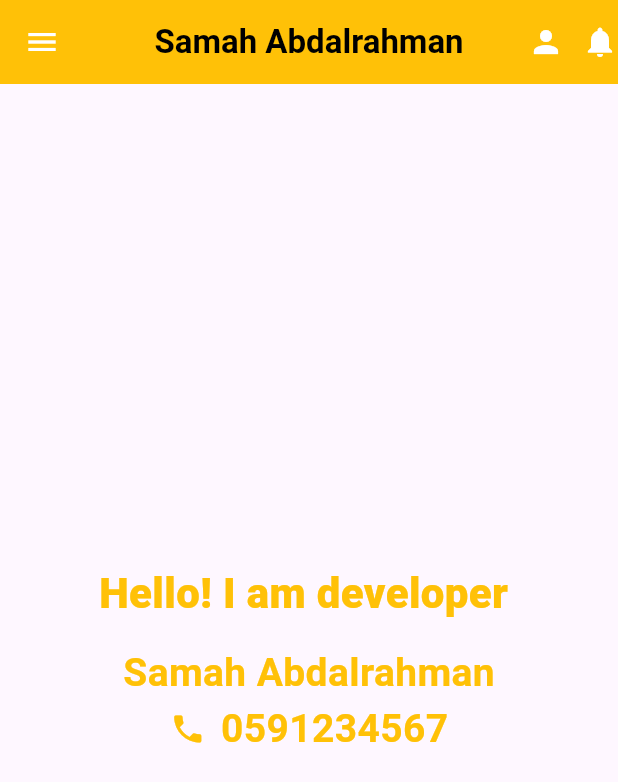
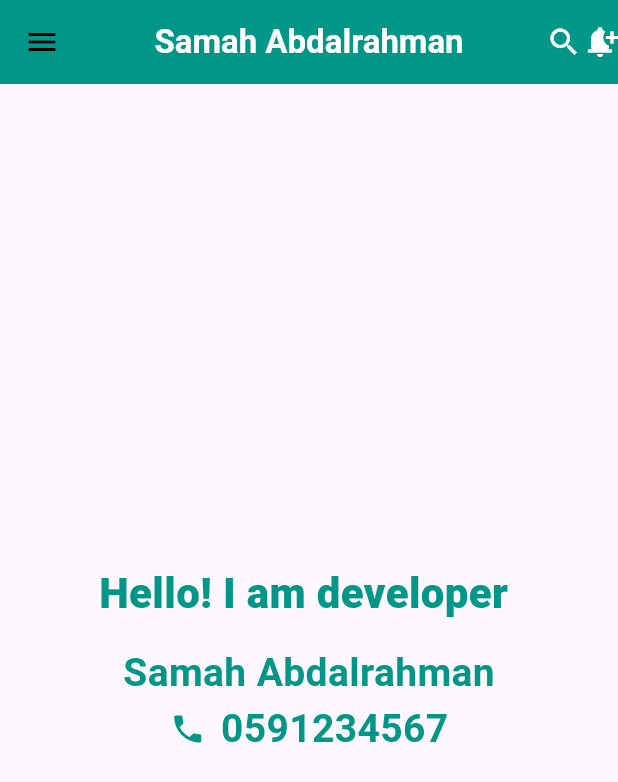
Before and after one commit to SamahAbdAlrahman/flutterTask3, a Flutter app: the screen it shows after launch, on a phone screen of 412 x 824 dp. Shown: the top 782 px of the screen. Run offline on Flutter 3.47's test engine with Material 3 defaults, Android fonts, the phone set to English and light mode, and no system bars.

Commit message:
task3_homepage

```diff
--- a/lib/main.dart
+++ b/lib/main.dart
@@ -12,18 +12,16 @@ debugShowCheckedModeBanner: false,
       home: Scaffold(
         // backgroundColor: Colors.white70,
         appBar: AppBar(
-          backgroundColor: Colors.amber,
-          leading: Icon(Icons.menu , color: Colors.white),
+          backgroundColor: Colors.teal,
+          leading: Icon(Icons.menu , color: Colors.black),
           title: Text('Samah Abdalrahman' ,
-          style :TextStyle(color: Colors.black ,
+          style :TextStyle(color: Colors.white ,
           fontWeight:FontWeight.w700,) ,),
           centerTitle: true,
           actions: [
-                        IconButton(
-              icon: Icon(Icons.person,  color: Colors.white),
-              onPressed: () {},
-            ),
-            Icon(Icons.notifications  , color: Colors.white),
+            Icon(Icons.search  , color: Colors.white),
+
+            Icon(Icons.notification_add  , color: Colors.white),
 
           ],
         ),
@@ -40,20 +38,22 @@ class myBody extends StatelessWidget{
         mainAxisAlignment: MainAxisAlignment.center,
         crossAxisAlignment: CrossAxisAlignment.center,
         children: [
-          Text('Hello! I am developer ', style: TextStyle(fontSize: 28, fontWeight: FontWeight.w900,color:Colors.amber)),
+          Text('Hello! I am developer ', style: TextStyle(fontSize: 28, fontWeight: FontWeight.w900,color:Colors.teal)),
 
           SizedBox(height: 15),
-         Text('Samah Abdalrahman', style: TextStyle(fontSize: 26 , color:Colors.amber ,fontWeight:FontWeight.w700,)),
+         Text('Samah Abdalrahman', style: TextStyle(fontSize: 26 , color:Colors.teal ,fontWeight:FontWeight.w700,)),
+
          Row(
                   mainAxisAlignment: MainAxisAlignment.center,
 
           children: [
 
-            Icon(Icons.phone, color: Colors.amber,),
+            Icon(Icons.phone, color: Colors.teal,),
             SizedBox(width: 10),
-            Text('0591234567', style: TextStyle(fontSize: 26 , color: Colors.amber,fontWeight:FontWeight.w700 )),
+            Text('0591234567', style: TextStyle(fontSize: 26 , color: Colors.teal,fontWeight:FontWeight.w700 )),
           ],
          ),
+
         ],
       ),
     );
```
